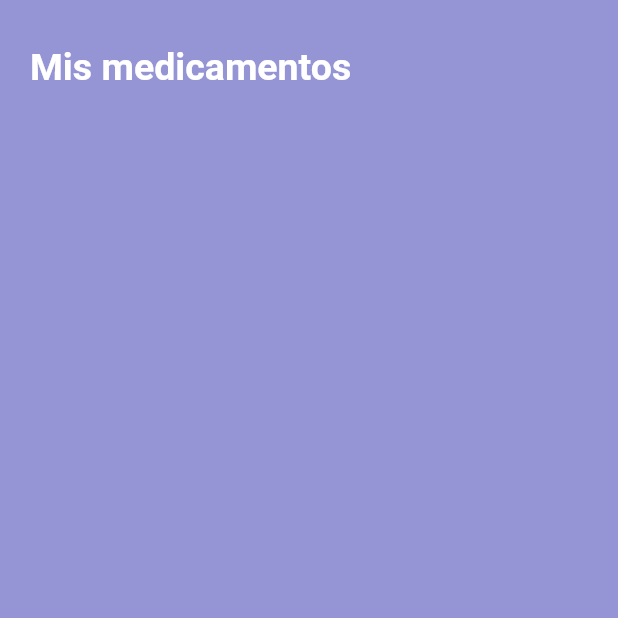
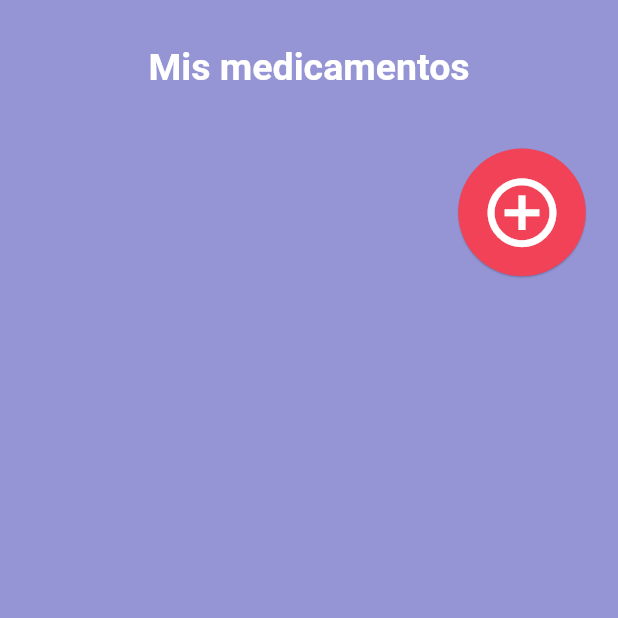
Before and after one commit to Alefig12/alarmed, a Flutter app: the AlarmPage screen opened directly, on a phone screen of 412 x 824 dp, the top half of it. Run offline on Flutter 3.47's test engine with Material 2 defaults, Android fonts, the phone set to English and light mode, and no system bars; our stand-ins replace firebase_auth, firebase_core, firebase_database, flutter_local_notifications, font_awesome_flutter, get and 4 more; missing offline and left inert: flutter_shake_animated; accounts and stored records are empty; Roboto replaces fonts that are missing (LincolnRoad); project files that could hold a hidden picture were left out.

Commit message:
AddButton

```diff
--- a/lib/ui/pages/alarms_page.dart
+++ b/lib/ui/pages/alarms_page.dart
@@ -55,7 +55,22 @@ class _AlarmPageState extends State<AlarmPage> {
                         ),
                       const SizedBox(
                         height: 20,
-                      )
+                      ),
+                      Align(
+                          alignment: Alignment.bottomRight,
+                          child: RawMaterialButton(
+                            clipBehavior: Clip.none,
+                            onPressed: () {},
+                            elevation: 0.5,
+                            fillColor: Constant.thirdRed,
+                            child: Icon(
+                              Icons.add_circle_outline,
+                              size: 55.0,
+                              color: Constant.title,
+                            ),
+                            padding: EdgeInsets.all(15.0),
+                            shape: CircleBorder(),
+                          )),
                     ]),
               )),
         )));
```
